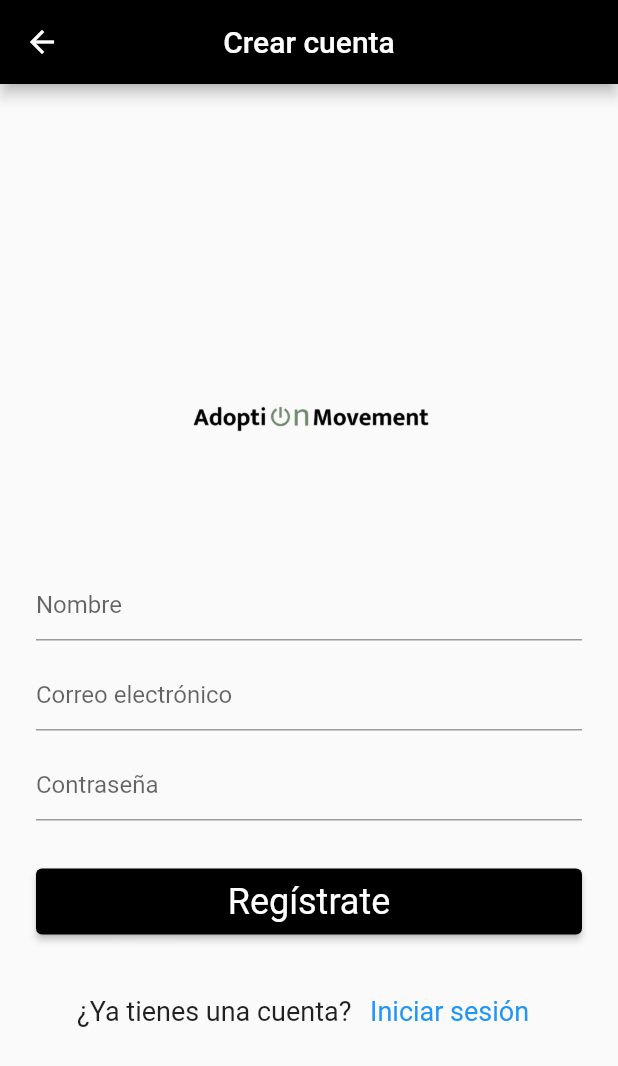
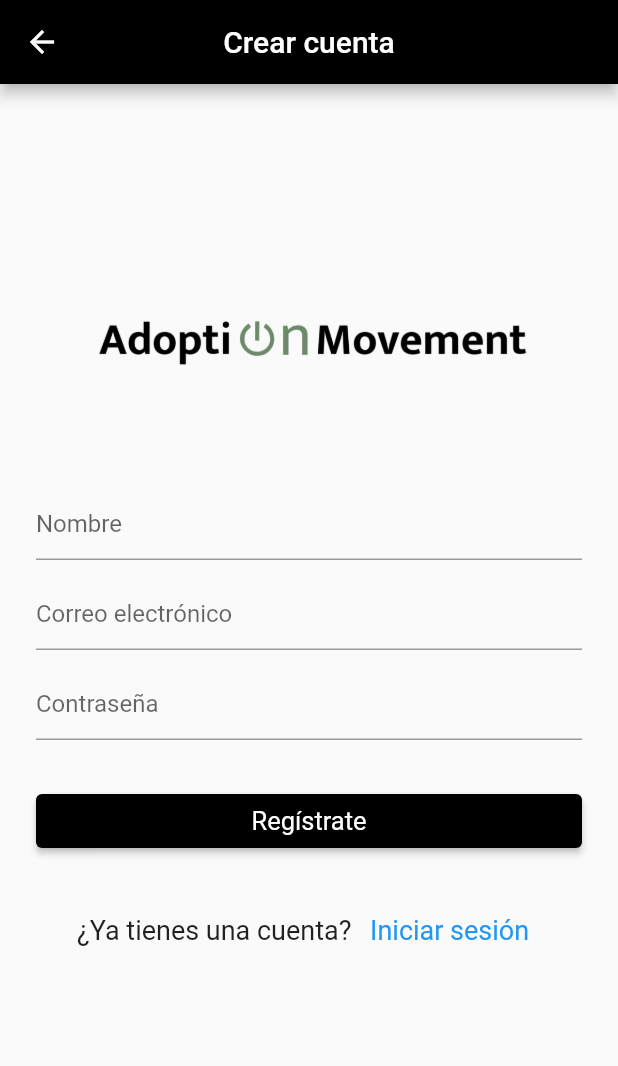
Before and after one commit to lucianunezalonso/tfg-22029926, a Flutter app: the SignUpScreen screen opened directly, on a phone screen of 412 x 824 dp. Shown: the top 1066 px of the screen. Run offline on Flutter 3.47's test engine with Material 2 defaults, Android fonts, the phone set to English and light mode, and no system bars; our stand-ins replace charts_flutter, dio, firebase_auth, firebase_core, flutter_map, google_fonts and 1 more; missing offline and left inert: flutter_reorderable_list; accounts and stored records are empty.

Commit message:
cambios fuente 2

```diff
--- a/app_tfg/lib/screens/login_screen.dart
+++ b/app_tfg/lib/screens/login_screen.dart
@@ -75,12 +75,12 @@ class _LoginScreenState extends State<LoginScreen> {
                   child: Column(
                     mainAxisAlignment: MainAxisAlignment.start,
                     children: [
-                      //SizedBox(height: 22.0),
+                      SizedBox(height: 50.0),
                       Image.asset(
                         'assets/images/logo.png', // Ruta de la imagen en el directorio de activos
-                        width: 500, // Ancho de la imagen
-                        height: 500, // Alto de la imagen
                       ),
+                      SizedBox(height: 90),
+
                       Form(
                         key: _formKey,
                         child: Column(
--- a/app_tfg/lib/screens/mapa.dart
+++ b/app_tfg/lib/screens/mapa.dart
@@ -1,6 +1,7 @@
 import 'package:flutter/material.dart';
 import 'package:flutter_map/flutter_map.dart';
 import 'package:latlong2/latlong.dart';
+import 'package:google_fonts/google_fonts.dart';
 
 class Mapa extends StatefulWidget {
   final List<dynamic> centros;
@@ -12,6 +13,13 @@ class Mapa extends StatefulWidget {
 }
 
 class _MapaState extends State<Mapa> {
+  final theme = ThemeData(
+    textTheme: TextTheme(
+      headline1: GoogleFonts.montserrat(fontWeight: FontWeight.bold),
+      headline2: GoogleFonts.montserrat(fontStyle: FontStyle.italic),
+    ),
+  );
+
   List<LatLng> polygonPoints = []; // Puntos del polígono dibujado
 
   Set<Polygon> polygons = {};
@@ -20,7 +28,9 @@ class _MapaState extends State<Mapa> {
 
   @override
   Widget build(BuildContext context) {
-    return Scaffold(
+    return MaterialApp(
+        theme: theme,
+        home: Scaffold(
       appBar: AppBar(
         backgroundColor: Colors.black,
         title: Text('Mapa'),
@@ -81,6 +91,7 @@ class _MapaState extends State<Mapa> {
         backgroundColor: Colors.black, // Establecer el color de fondo en gris
 
       ),
+        ),
     );
   }
 }
--- a/app_tfg/lib/screens/signup_screen.dart
+++ b/app_tfg/lib/screens/signup_screen.dart
@@ -46,12 +46,10 @@ class _SignUpScreenState extends State<SignUpScreen> {
             child: Column(
               mainAxisAlignment: MainAxisAlignment.center,
               children: [
-                SizedBox(height: 22.0),
                 Image.asset(
                   'assets/images/logo.png', // Ruta de la imagen en el directorio de activos
-                  width: 200, // Ancho de la imagen
-                  height: 200, // Alto de la imagen
                 ),
+                SizedBox(height: 80),
 
                 Form(
                   key: _registerFormKey,
@@ -152,7 +150,9 @@ class _SignUpScreenState extends State<SignUpScreen> {
                               },
                               child: Text(
                                 'Regístrate',
-                                style: TextStyle(color: Colors.white),
+                                style: TextStyle(color: Colors.white,
+                                  fontSize: 17,),
+
                               ),
                               style: ButtonStyle(
                                 backgroundColor: MaterialStateProperty.all(Colors.black),
```
